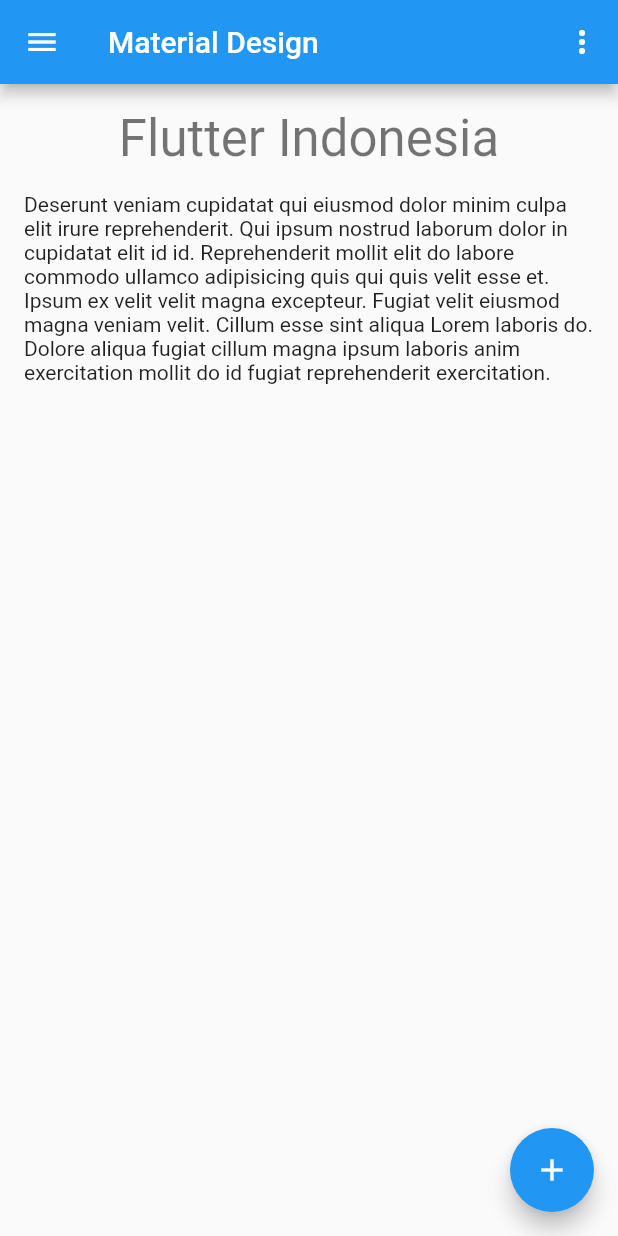
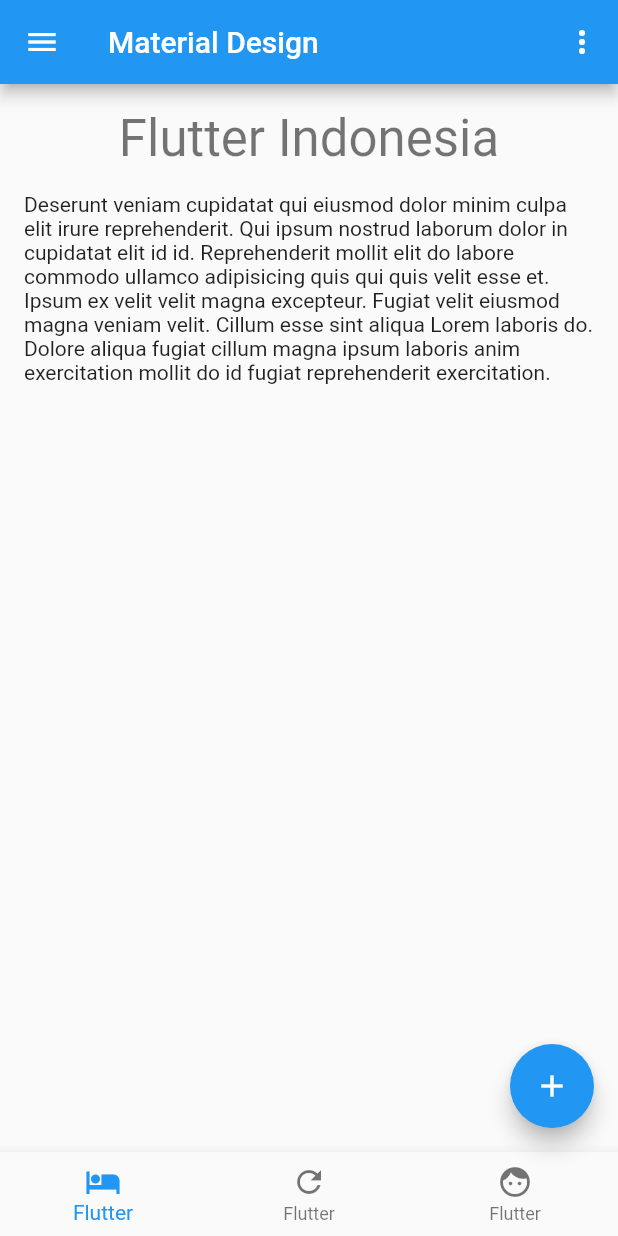
Before and after one commit to omrobbie/flutter-dasar-ui, a Flutter app: the screen it shows after launch, on a phone screen of 412 x 824 dp. Run offline on Flutter 3.47's test engine with Material 2 defaults, Android fonts, the phone set to English and light mode, and no system bars.

```diff
--- a/lib/material_screen.dart
+++ b/lib/material_screen.dart
@@ -27,7 +27,9 @@ class _MaterialScreenState extends State<MaterialScreen> {
           'Flutter Indonesia',
           style: display1,
         ),
-        SizedBox(height: 16.0,),
+        SizedBox(
+          height: 16.0,
+        ),
         Text(
             'Deserunt veniam cupidatat qui eiusmod dolor minim culpa elit irure reprehenderit. Qui ipsum nostrud laborum dolor in cupidatat elit id id. Reprehenderit mollit elit do labore commodo ullamco adipisicing quis qui quis velit esse et. Ipsum ex velit velit magna excepteur. Fugiat velit eiusmod magna veniam velit. Cillum esse sint aliqua Lorem laboris do. Dolore aliqua fugiat cillum magna ipsum laboris anim exercitation mollit do id fugiat reprehenderit exercitation.'),
       ],
@@ -39,6 +41,23 @@ class _MaterialScreenState extends State<MaterialScreen> {
       onPressed: () {},
     );
 
+    var _nav = BottomNavigationBar(
+      items: <BottomNavigationBarItem>[
+        BottomNavigationBarItem(
+          icon: Icon(Icons.hotel),
+          title: Text('Flutter'),
+        ),
+        BottomNavigationBarItem(
+          icon: Icon(Icons.refresh),
+          title: Text('Flutter'),
+        ),
+        BottomNavigationBarItem(
+          icon: Icon(Icons.face),
+          title: Text('Flutter'),
+        ),
+      ],
+    );
+
     return new Scaffold(
       appBar: _appBar,
       body: Padding(
@@ -46,6 +65,7 @@ class _MaterialScreenState extends State<MaterialScreen> {
         child: _body,
       ),
       floatingActionButton: _fab,
+      bottomNavigationBar: _nav,
     );
   }
 }
```
